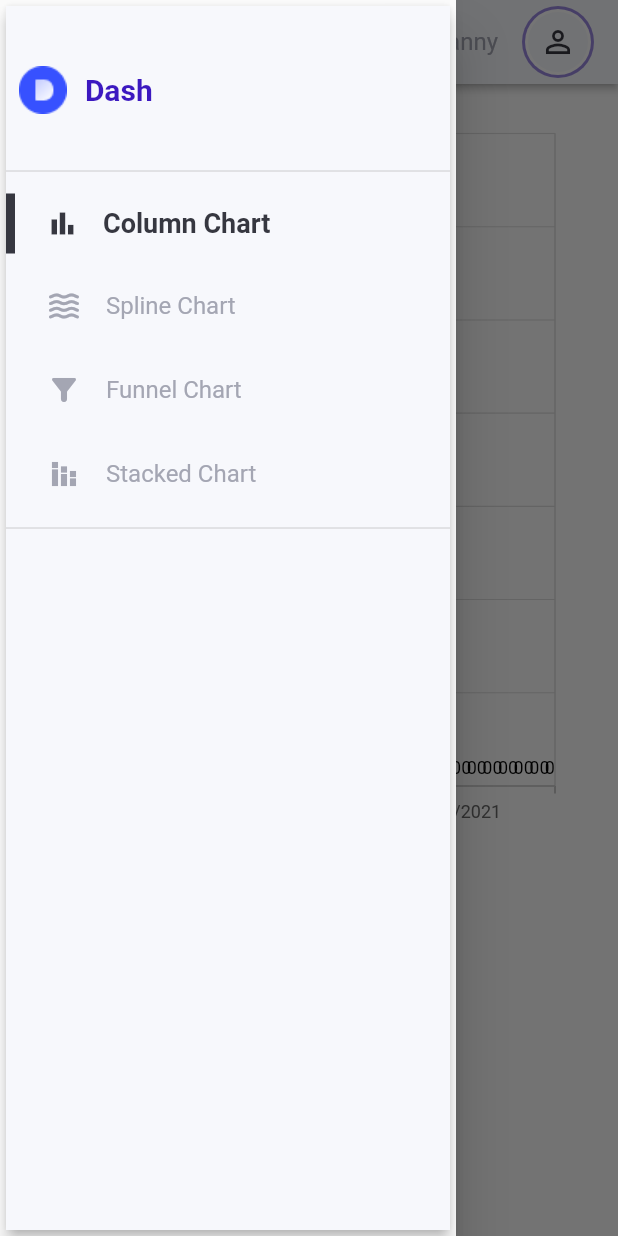
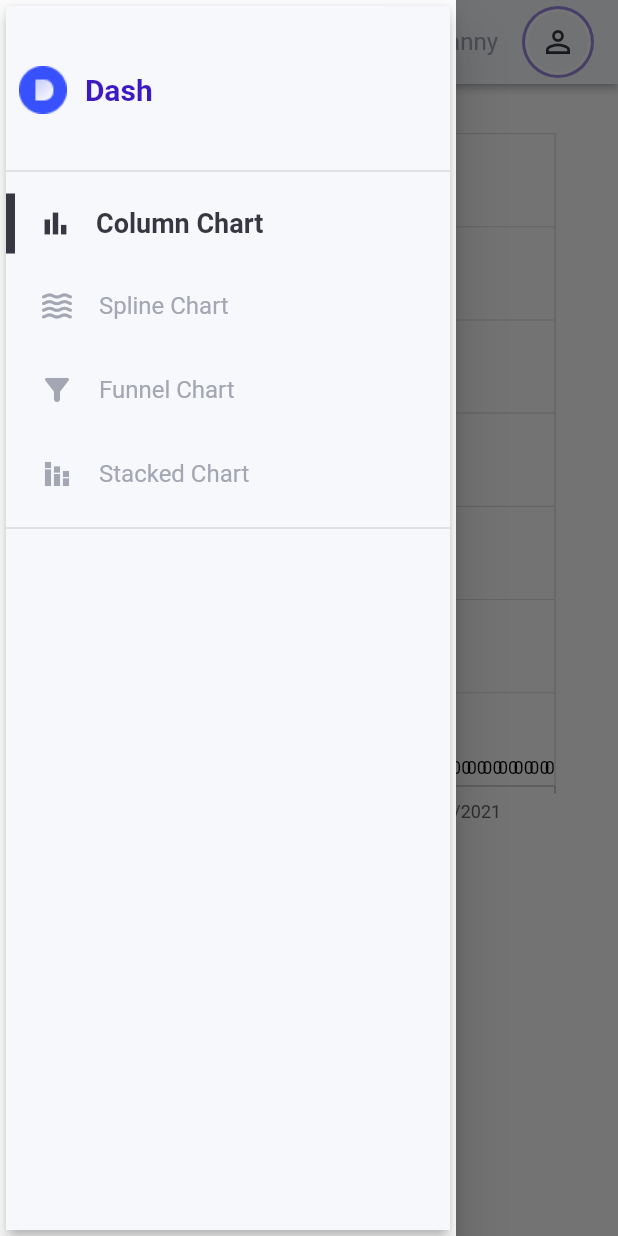
Before and after one commit to Thauanny/flutter-web-dashboard, a Flutter app: the screen it shows after launch, with the side drawer open, on a phone screen of 412 x 824 dp. Run offline on Flutter 3.47's test engine with Material 2 defaults, Android fonts, the phone set to English and light mode, and no system bars; our stand-ins replace get, google_fonts, syncfusion_flutter_charts.

Commit message:
refatoração de codigo

```diff
--- a/dashboard/lib/app/shared/widgets/menu/horizontal_menu_item.dart
+++ b/dashboard/lib/app/shared/widgets/menu/horizontal_menu_item.dart
@@ -14,8 +14,6 @@ class HorizontalMenuItem extends StatelessWidget {
 
   @override
   Widget build(BuildContext context) {
-    double _width = MediaQuery.of(context).size.width;
-
     return InkWell(
       onTap: onTap,
       onHover: (value) {
@@ -25,12 +23,27 @@ class HorizontalMenuItem extends StatelessWidget {
       },
       child: Obx(
         () => Container(
+          //Hover effect
           color: menuController.isHovering(itemName)
               ? lightGrey.withOpacity(.1)
               : Colors.transparent,
           child: Row(
             children: [
-              Visibility(
+              _sideBarMenu(itemName),
+              Padding(
+                padding: const EdgeInsets.all(16),
+                child: menuController.returnIconFor(itemName),
+              ),
+              _itemName(itemName)
+            ],
+          ),
+        ),
+      ),
+    );
+  }
+}
+
+Widget _sideBarMenu(String itemName) => Visibility(
       visible: menuController.isHovering(itemName) ||
           menuController.isActive(itemName),
       maintainSize: true,
@@ -41,32 +54,22 @@ class HorizontalMenuItem extends StatelessWidget {
         height: 40,
         color: dark,
       ),
-              ),
-              SizedBox(width: _width / 88),
-              Padding(
-                padding: const EdgeInsets.all(16),
-                child: menuController.returnIconFor(itemName),
-              ),
-              if (!menuController.isActive(itemName))
-                Flexible(
+    );
+
+Widget _itemName(String itemName) => !menuController.isActive(itemName)
+    ? Flexible(
         child: CustomText(
           text: itemName,
           color: menuController.isHovering(itemName) ? dark : lightGrey,
           size: 16,
           weight: FontWeight.normal,
-                ))
-              else
-                Flexible(
+        ),
+      )
+    : Flexible(
         child: CustomText(
           text: itemName,
           color: dark,
           size: 18,
           weight: FontWeight.bold,
-                ))
-            ],
-          ),
-        ),
         ),
       );
-  }
-}
```
Also changed, not shown: dashboard/lib/app/shared/widgets/menu/vertical_menu_item.dart (+35 -30 lines). Lines whose indentation alone changed are shown as unchanged.
